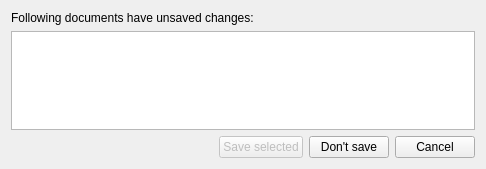
Before: the Qt Designer form src/SaveChangesDialog.ui in tapple/animik, drawn with Qt 5.
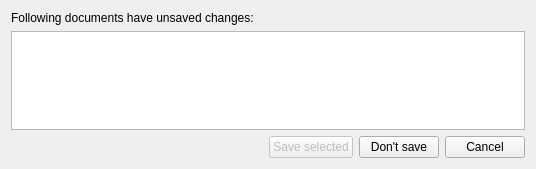
After: the same form once the commit is applied.

Patch:
```diff
--- a/src/SaveChangesDialog.ui
+++ b/src/SaveChangesDialog.ui
@@ -6,7 +6,7 @@
    <rect>
     <x>0</x>
     <y>0</y>
-    <width>486</width>
+    <width>536</width>
     <height>169</height>
    </rect>
   </property>
```
